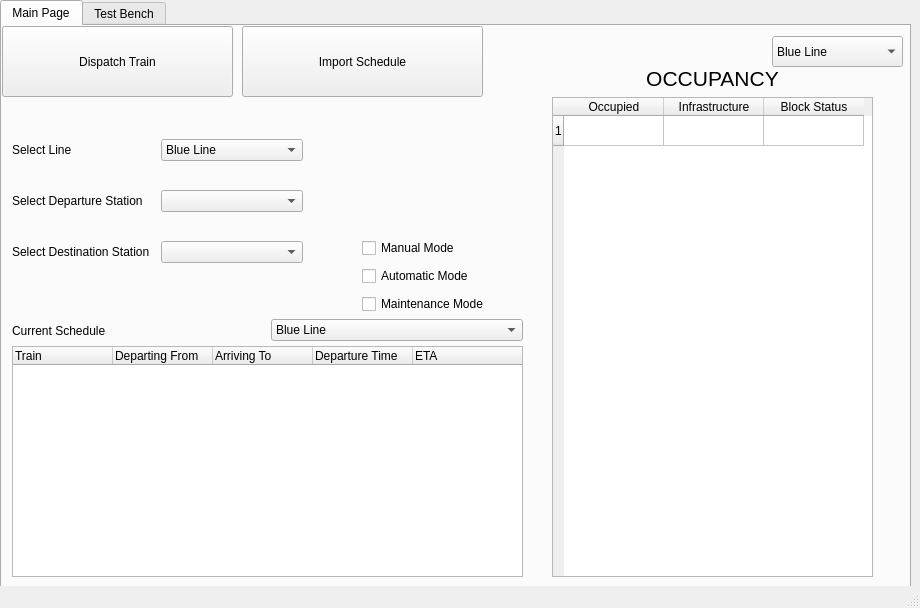
The window that ui_files/CTC.ui (cerfort2/1140) describes before a commit, drawn with Qt 5.
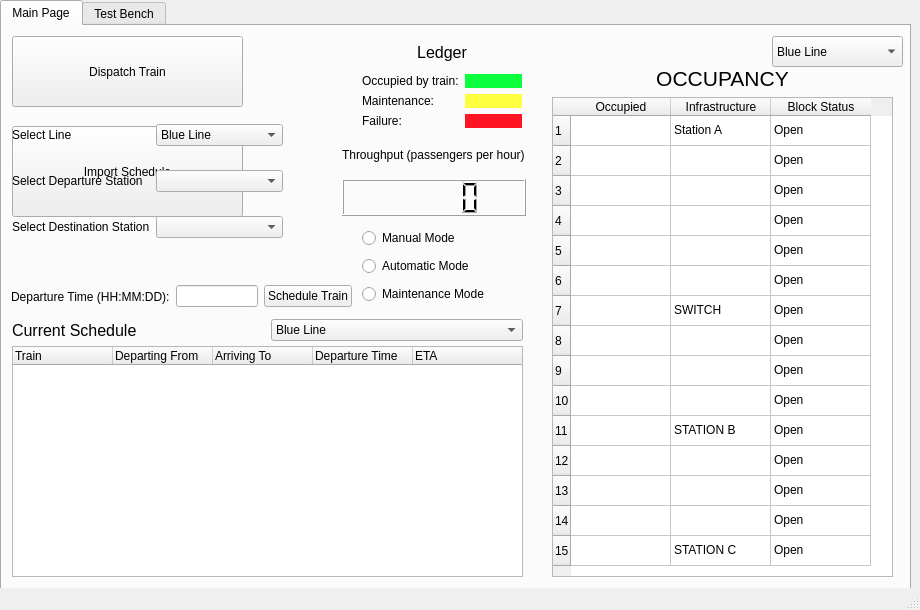
The same window after the commit.

```diff
--- a/ui_files/CTC.ui
+++ b/ui_files/CTC.ui
@@ -7,7 +7,7 @@
     <x>0</x>
     <y>0</y>
     <width>920</width>
-    <height>608</height>
+    <height>610</height>
    </rect>
   </property>
   <property name="windowTitle">
@@ -33,10 +33,10 @@
      <widget class="QPushButton" name="import_schedule_btn">
       <property name="geometry">
        <rect>
-        <x>240</x>
-        <y>0</y>
-        <width>241</width>
-        <height>71</height>
+        <x>10</x>
+        <y>100</y>
+        <width>231</width>
+        <height>91</height>
        </rect>
       </property>
       <property name="text">
@@ -81,8 +81,8 @@
      <widget class="QPushButton" name="dispatch_train_btn">
       <property name="geometry">
        <rect>
-        <x>0</x>
-        <y>0</y>
+        <x>10</x>
+        <y>10</y>
         <width>231</width>
         <height>71</height>
        </rect>
@@ -95,28 +95,28 @@
       <property name="geometry">
        <rect>
         <x>360</x>
-        <y>210</y>
+        <y>200</y>
         <width>160</width>
-        <height>80</height>
+        <height>81</height>
        </rect>
       </property>
       <layout class="QVBoxLayout" name="verticalLayout">
        <item>
-        <widget class="QCheckBox" name="manual_mode_btn">
+        <widget class="QRadioButton" name="manual_mode_btn">
          <property name="text">
           <string>Manual Mode</string>
          </property>
         </widget>
        </item>
        <item>
-        <widget class="QCheckBox" name="auto_mode_btn">
+        <widget class="QRadioButton" name="auto_mode_btn">
          <property name="text">
           <string>Automatic Mode</string>
          </property>
         </widget>
        </item>
        <item>
-        <widget class="QCheckBox" name="maint_mode_btn">
+        <widget class="QRadioButton" name="maint_mode_btn">
          <property name="text">
           <string>Maintenance Mode</string>
          </property>
@@ -136,6 +136,11 @@
       <layout class="QHBoxLayout" name="horizontalLayout">
        <item>
         <widget class="QLabel" name="label_4">
+         <property name="font">
+          <font>
+           <pointsize>12</pointsize>
+          </font>
+         </property>
          <property name="text">
           <string>Current Schedule</string>
          </property>
@@ -176,71 +181,13 @@
         <string>Blue Line</string>
        </property>
       </item>
-      <item>
-       <property name="text">
-        <string>Red Line</string>
-       </property>
-      </item>
-      <item>
-       <property name="text">
-        <string>Green Line</string>
-       </property>
-      </item>
-     </widget>
-     <widget class="QWidget" name="gridLayoutWidget_2">
-      <property name="geometry">
-       <rect>
-        <x>10</x>
-        <y>90</y>
-        <width>291</width>
-        <height>171</height>
-       </rect>
-      </property>
-      <layout class="QGridLayout" name="gridLayout_2">
-       <item row="2" column="0">
-        <widget class="QLabel" name="label_10">
-         <property name="text">
-          <string>Select Destination Station</string>
-         </property>
-        </widget>
-       </item>
-       <item row="0" column="0">
-        <widget class="QLabel" name="label_8">
-         <property name="text">
-          <string>Select Line</string>
-         </property>
-        </widget>
-       </item>
-       <item row="1" column="0">
-        <widget class="QLabel" name="label_9">
-         <property name="text">
-          <string>Select Departure Station</string>
-         </property>
-        </widget>
-       </item>
-       <item row="0" column="1">
-        <widget class="QComboBox" name="manual_dispatch_line">
-         <item>
-          <property name="text">
-           <string>Blue Line</string>
-          </property>
-         </item>
-        </widget>
-       </item>
-       <item row="1" column="1">
-        <widget class="QComboBox" name="manual_dispatch_departure"/>
-       </item>
-       <item row="2" column="1">
-        <widget class="QComboBox" name="manual_dispatch_destination"/>
-       </item>
-      </layout>
      </widget>
      <widget class="QWidget" name="verticalLayoutWidget_4">
       <property name="geometry">
        <rect>
         <x>550</x>
         <y>40</y>
-        <width>321</width>
+        <width>341</width>
         <height>511</height>
        </rect>
       </property>
@@ -261,7 +208,21 @@
         </widget>
        </item>
        <item>
-        <widget class="QTableWidget" name="tableWidget">
+        <widget class="QTableWidget" name="block_occupancy">
+         <row/>
+         <row/>
+         <row/>
+         <row/>
+         <row/>
+         <row/>
+         <row/>
+         <row/>
+         <row/>
+         <row/>
+         <row/>
+         <row/>
+         <row/>
+         <row/>
          <row/>
          <column>
           <property name="text">
@@ -278,10 +239,301 @@
            <string>Block Status</string>
           </property>
          </column>
+         <item row="0" column="1">
+          <property name="text">
+           <string>Station A</string>
+          </property>
+         </item>
+         <item row="0" column="2">
+          <property name="text">
+           <string>Open</string>
+          </property>
+         </item>
+         <item row="1" column="2">
+          <property name="text">
+           <string>Open</string>
+          </property>
+         </item>
+         <item row="2" column="2">
+          <property name="text">
+           <string>Open</string>
+          </property>
+         </item>
+         <item row="3" column="2">
+          <property name="text">
+           <string>Open</string>
+          </property>
+         </item>
+         <item row="4" column="2">
+          <property name="text">
+           <string>Open</string>
+          </property>
+         </item>
+         <item row="5" column="2">
+          <property name="text">
+           <string>Open</string>
+          </property>
+         </item>
+         <item row="6" column="1">
+          <property name="text">
+           <string>SWITCH</string>
+          </property>
+         </item>
+         <item row="6" column="2">
+          <property name="text">
+           <string>Open</string>
+          </property>
+         </item>
+         <item row="7" column="2">
+          <property name="text">
+           <string>Open</string>
+          </property>
+         </item>
+         <item row="8" column="2">
+          <property name="text">
+           <string>Open</string>
+          </property>
+         </item>
+         <item row="9" column="1">
+          <property name="text">
+           <string/>
+          </property>
+         </item>
+         <item row="9" column="2">
+          <property name="text">
+           <string>Open</string>
+          </property>
+         </item>
+         <item row="10" column="1">
+          <property name="text">
+           <string>STATION B</string>
+          </property>
+         </item>
+         <item row="10" column="2">
+          <property name="text">
+           <string>Open</string>
+          </property>
+         </item>
+         <item row="11" column="2">
+          <property name="text">
+           <string>Open</string>
+          </property>
+         </item>
+         <item row="12" column="2">
+          <property name="text">
+           <string>Open</string>
+          </property>
+         </item>
+         <item row="13" column="2">
+          <property name="text">
+           <string>Open</string>
+          </property>
+         </item>
+         <item row="14" column="1">
+          <property name="text">
+           <string>STATION C</string>
+          </property>
+         </item>
+         <item row="14" column="2">
+          <property name="text">
+           <string>Open</string>
+          </property>
+         </item>
         </widget>
        </item>
       </layout>
      </widget>
+     <widget class="QWidget" name="verticalLayoutWidget_10">
+      <property name="geometry">
+       <rect>
+        <x>340</x>
+        <y>110</y>
+        <width>184</width>
+        <height>80</height>
+       </rect>
+      </property>
+      <layout class="QVBoxLayout" name="verticalLayout_10">
+       <item>
+        <widget class="QLabel" name="label_30">
+         <property name="text">
+          <string>Throughput (passengers per hour)</string>
+         </property>
+        </widget>
+       </item>
+       <item>
+        <widget class="QLCDNumber" name="throughput_val"/>
+       </item>
+      </layout>
+     </widget>
+     <widget class="QWidget" name="horizontalLayoutWidget_2">
+      <property name="geometry">
+       <rect>
+        <x>9</x>
+        <y>250</y>
+        <width>341</width>
+        <height>41</height>
+       </rect>
+      </property>
+      <layout class="QHBoxLayout" name="horizontalLayout_3">
+       <item>
+        <widget class="QLabel" name="departure_time_label">
+         <property name="text">
+          <string>Departure Time (HH:MM:DD):</string>
+         </property>
+        </widget>
+       </item>
+       <item>
+        <widget class="QLineEdit" name="departure_time"/>
+       </item>
+       <item>
+        <widget class="QPushButton" name="schedule_train_btn">
+         <property name="text">
+          <string>Schedule Train</string>
+         </property>
+        </widget>
+       </item>
+      </layout>
+     </widget>
+     <widget class="QWidget" name="verticalLayoutWidget_5">
+      <property name="geometry">
+       <rect>
+        <x>360</x>
+        <y>10</y>
+        <width>160</width>
+        <height>92</height>
+       </rect>
+      </property>
+      <layout class="QVBoxLayout" name="verticalLayout_6">
+       <item>
+        <widget class="QLabel" name="label_15">
+         <property name="font">
+          <font>
+           <pointsize>12</pointsize>
+          </font>
+         </property>
+         <property name="text">
+          <string>Ledger</string>
+         </property>
+         <property name="alignment">
+          <set>Qt::AlignCenter</set>
+         </property>
+        </widget>
+       </item>
+       <item>
+        <layout class="QFormLayout" name="formLayout">
+         <item row="0" column="0">
+          <widget class="QLabel" name="label_16">
+           <property name="text">
+            <string>Occupied by train:</string>
+           </property>
+          </widget>
+         </item>
+         <item row="0" column="1">
+          <widget class="QLabel" name="label_17">
+           <property name="styleSheet">
+            <string notr="true">background-color: rgb(12, 255, 61);</string>
+           </property>
+           <property name="text">
+            <string/>
+           </property>
+          </widget>
+         </item>
+         <item row="1" column="0">
+          <widget class="QLabel" name="label_18">
+           <property name="text">
+            <string>Maintenance:</string>
+           </property>
+          </widget>
+         </item>
+         <item row="1" column="1">
+          <widget class="QLabel" name="label_20">
+           <property name="styleSheet">
+            <string notr="true">background-color: rgb(255, 255, 65);</string>
+           </property>
+           <property name="text">
+            <string/>
+           </property>
+          </widget>
+         </item>
+         <item row="2" column="0">
+          <widget class="QLabel" name="label_19">
+           <property name="text">
+            <string>Failure:</string>
+           </property>
+          </widget>
+         </item>
+         <item row="2" column="1">
+          <widget class="QLabel" name="label_21">
+           <property name="styleSheet">
+            <string notr="true">background-color: rgb(255, 20, 36);</string>
+           </property>
+           <property name="text">
+            <string/>
+           </property>
+          </widget>
+         </item>
+        </layout>
+       </item>
+      </layout>
+     </widget>
+     <widget class="QWidget" name="manual_widget" native="true">
+      <property name="geometry">
+       <rect>
+        <x>0</x>
+        <y>90</y>
+        <width>291</width>
+        <height>151</height>
+       </rect>
+      </property>
+      <widget class="QWidget" name="gridLayoutWidget_2">
+       <property name="geometry">
+        <rect>
+         <x>10</x>
+         <y>-10</y>
+         <width>271</width>
+         <height>151</height>
+        </rect>
+       </property>
+       <layout class="QGridLayout" name="manual_layout">
+        <item row="2" column="0">
+         <widget class="QLabel" name="label_10">
+          <property name="text">
+           <string>Select Destination Station</string>
+          </property>
+         </widget>
+        </item>
+        <item row="0" column="0">
+         <widget class="QLabel" name="label_8">
+          <property name="text">
+           <string>Select Line</string>
+          </property>
+         </widget>
+        </item>
+        <item row="1" column="0">
+         <widget class="QLabel" name="label_9">
+          <property name="text">
+           <string>Select Departure Station</string>
+          </property>
+         </widget>
+        </item>
+        <item row="0" column="1">
+         <widget class="QComboBox" name="manual_dispatch_line">
+          <item>
+           <property name="text">
+            <string>Blue Line</string>
+           </property>
+          </item>
+         </widget>
+        </item>
+        <item row="1" column="1">
+         <widget class="QComboBox" name="manual_dispatch_departure"/>
+        </item>
+        <item row="2" column="1">
+         <widget class="QComboBox" name="manual_dispatch_destination"/>
+        </item>
+       </layout>
+      </widget>
+     </widget>
     </widget>
     <widget class="QWidget" name="ctc_testbench">
      <attribute name="title">
```
Left out of the diff: 602 changed lines with no effect on the pictures.
